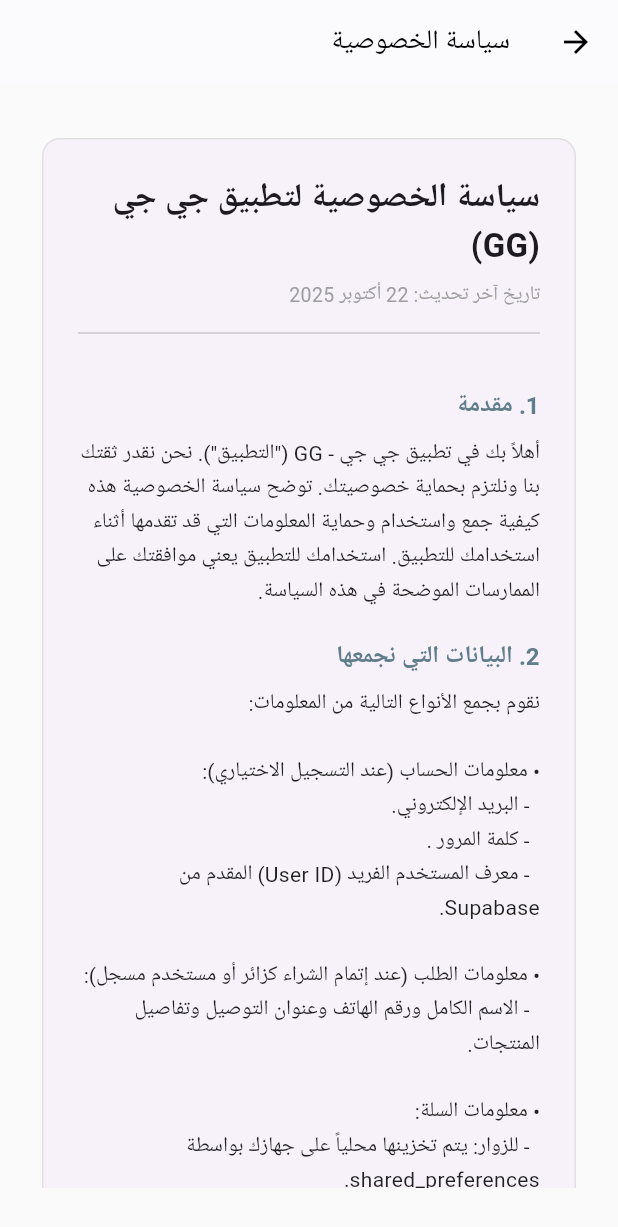
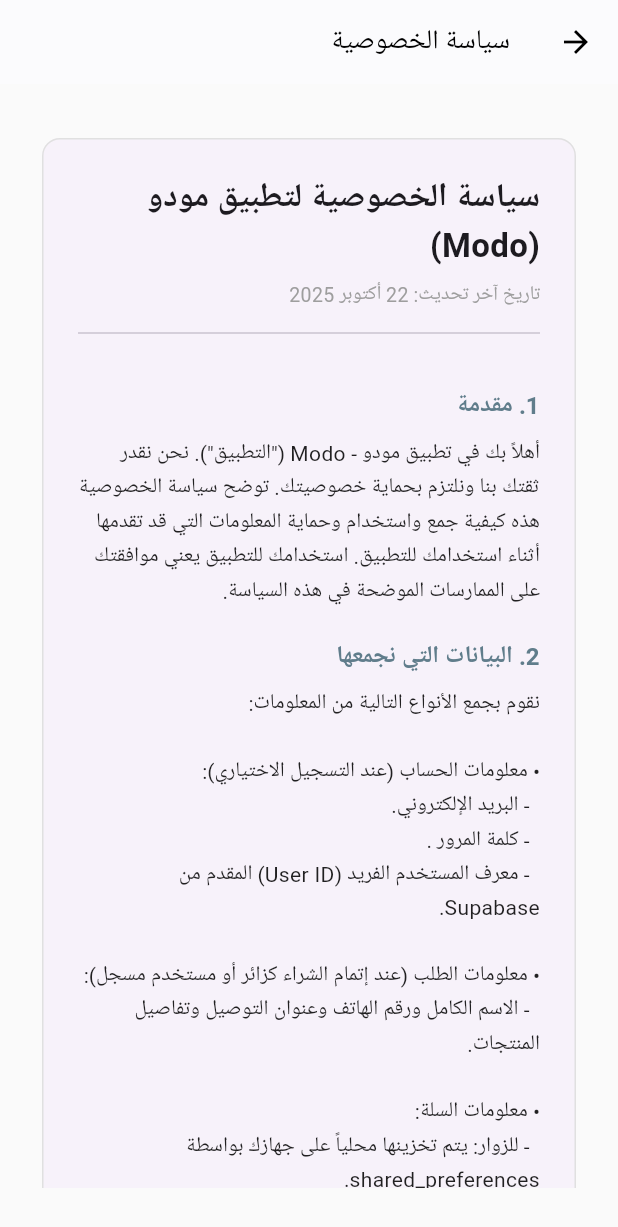
Before and after one commit to teaizteaiz46-blip/MyApp_Flutter, a Flutter app: the PrivacyPolicyScreen screen opened by its route, on a phone screen of 412 x 824 dp. Shown: the top 1227 px of the screen. Run offline on Flutter 3.47's test engine with Material 3 defaults, Android fonts, the phone set to English and light mode, and no system bars; our stand-ins replace firebase_core, firebase_messaging, shared_preferences, supabase_flutter, video_player; missing offline and left inert: facebook_app_events; accounts and stored records are empty; network calls fail; Roboto replaces fonts that are missing (Muli).

Commit message:
new version

```diff
--- a/lib/screens/auth/account_view.dart
+++ b/lib/screens/auth/account_view.dart
@@ -93,6 +93,7 @@
           ElevatedButton(
             onPressed: () {
               Navigator.push(context, MaterialPageRoute(builder: (context) => const MyOrdersScreen()));
+              //Navigator.pushNamed(context, '/Account_View');
             },
             style: ElevatedButton.styleFrom(
               backgroundColor: Colors.orange,
--- a/lib/screens/auth/auth_screen.dart
+++ b/lib/screens/auth/auth_screen.dart
@@ -237,7 +237,7 @@
                   Navigator.pushNamed(context, '/privacy');
                 },
                 child: const Text(
-                  'سياسة الخصوصية لتطبيق GG',
+                  'سياسة الخصوصية لتطبيق مودو',
                   style: TextStyle(
                     color: Colors.grey,
                     decoration: TextDecoration.underline,
--- a/lib/screens/policy/privacy_policy_screen.dart
+++ b/lib/screens/policy/privacy_policy_screen.dart
@@ -26,12 +26,12 @@
               ),
               child: const Padding(
                 padding: EdgeInsets.all(24.0),
-                child: SelectionArea( // يتيح تحديد وتحديد النصوص لمستخدمي الويب
+                child: SelectionArea( // يتيح تحديد ونسخ النص على الويب
                   child: Column(
                     crossAxisAlignment: CrossAxisAlignment.start,
                     children: [
                       Text(
-                        'سياسة الخصوصية لتطبيق جي جي (GG)',
+                        'سياسة الخصوصية لتطبيق مودو (Modo)',
                         style: TextStyle(fontSize: 22, fontWeight: FontWeight.bold),
                       ),
                       SizedBox(height: 8),
@@ -43,7 +43,7 @@
 
                       _SectionTitle('1. مقدمة'),
                       _SectionBody(
-                          'أهلاً بك في تطبيق جي جي - GG ("التطبيق"). نحن نقدر ثقتك بنا ونلتزم بحماية خصوصيتك. توضح سياسة الخصوصية هذه كيفية جمع واستخدام وحماية المعلومات التي قد تقدمها أثناء استخدامك للتطبيق. استخدامك للتطبيق يعني موافقتك على الممارسات الموضحة في هذه السياسة.'
+                          'أهلاً بك في تطبيق مودو - Modo ("التطبيق"). نحن نقدر ثقتك بنا ونلتزم بحماية خصوصيتك. توضح سياسة الخصوصية هذه كيفية جمع واستخدام وحماية المعلومات التي قد تقدمها أثناء استخدامك للتطبيق. استخدامك للتطبيق يعني موافقتك على الممارسات الموضحة في هذه السياسة.'
                       ),
 
                       _SectionTitle('2. البيانات التي نجمعها'),
@@ -93,7 +93,7 @@
 
                       _SectionTitle('7. خصوصية الأطفال'),
                       _SectionBody(
-                          'تطبيق جي جي (GG) غير موجه للأطفال دون سن 13 عاماً. نحن لا نجمع عن قصد أي معلومات شخصية من الأطفال.'
+                          'تطبيق مودو (Modo) غير موجه للأطفال دون سن 13 عاماً. نحن لا نجمع عن قصد أي معلومات شخصية من الأطفال.'
                       ),
 
                       _SectionTitle('8. التغييرات على سياسة الخصوصية'),
--- a/pubspec.yaml
+++ b/pubspec.yaml
@@ -8,6 +8,9 @@
 
 dependencies:
   flutter:
+    sdk: flutter
+
+  flutter_web_plugins: # 👈 أضف هذا السطر هنا
     sdk: flutter
 
   flutter_localizations:
```
Also changed, not shown: lib/main.dart (+30 -32 lines), pubspec.lock, 2 other files.
